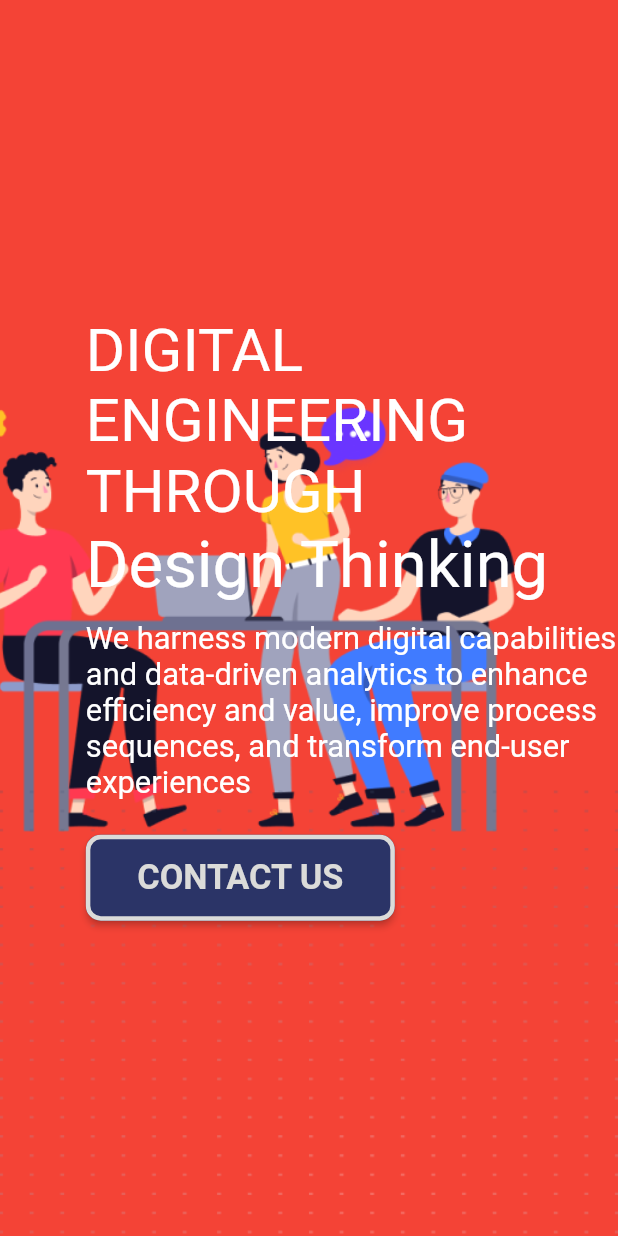
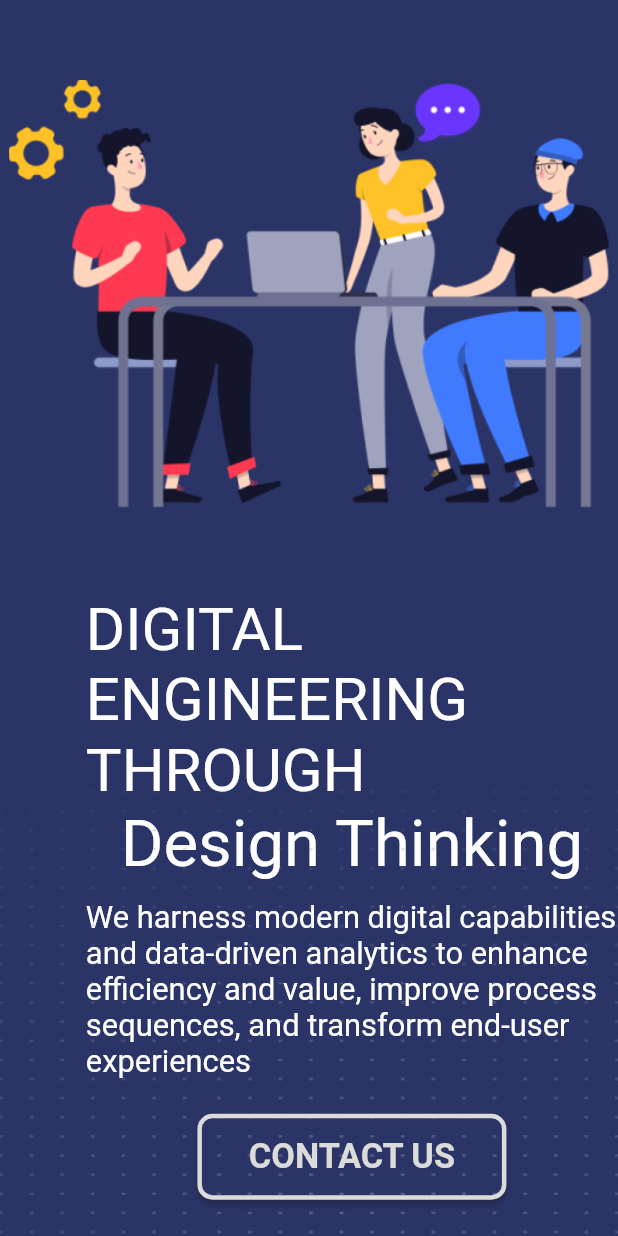
Before and after one commit to kirtitusharsawant/planecodes, a Flutter app: the PageOneTablet widget shown alone on an empty page, opened directly, on a phone screen of 412 x 824 dp. Run offline on Flutter 3.47's test engine with Material 2 defaults, Android fonts, the light colour scheme and no system bars; drawn by our look-alikes of animated_text_kit; our stand-ins replace flutter_screenutil, get, google_fonts.

Commit message:
tablet ui done

```diff
--- a/lib/screens/page_one/tablet.dart
+++ b/lib/screens/page_one/tablet.dart
@@ -12,42 +12,25 @@ class PageOneTablet extends StatelessWidget {
   @override
   Widget build(BuildContext context) {
     return Container(
-      color: Colors.red,
+      color: blueColor,
       height: MediaQuery.of(context).size.height,
       width: double.infinity,
       child: Stack(
         children: [
-          Positioned(
-            bottom: 0,
-            top: 0,
-            right: 60.sp,
-            child: SizedBox(
+          Column(
+            mainAxisAlignment: MainAxisAlignment.center,
+            children: [
+              SizedBox(
                 height: 300.sp,
                 width: 350.sp,
                 child: Center(
                   child: Image.asset(pageOneImage),
                 ),
               ),
+              SizedBox(
+                height: 25.sp,
               ),
-          Positioned(
-            bottom: 0,
-            left: 0,
-            right: 0,
-            child: SizedBox(
-              height: 300,
-              width: double.infinity,
-              child: Image.asset(
-                pageOneDots,
-                fit: BoxFit.cover,
-              ),
-            ),
-          ),
-          Positioned(
-            top: 0,
-            bottom: 0,
-            right: 0,
-            left: 0,
-            child: SizedBox(
+              SizedBox(
                 width: double.infinity,
                 child: Container(
                   margin: EdgeInsets.only(left: 50.sp),
@@ -55,7 +38,6 @@ class PageOneTablet extends StatelessWidget {
                     // height: 440.sp,
                     // width: 850.sp,
                     child: Column(
-                    crossAxisAlignment: CrossAxisAlignment.start,
                       mainAxisAlignment: MainAxisAlignment.center,
                       children: [
                         CommonUI.commonTitle(
@@ -79,10 +61,25 @@ class PageOneTablet extends StatelessWidget {
                         SizedBox(
                           height: 20.sp,
                         ),
-                      CommonUI.commonElevatedButton(buttontext: pageOneButton),
+                        CommonUI.commonElevatedButton(
+                            buttontext: pageOneButton),
                       ],
                     ),
                   ),
+                ),
+              ),
+            ],
+          ),
+          Positioned(
+            bottom: 0,
+            left: 0,
+            right: 0,
+            child: SizedBox(
+              height: 300,
+              width: double.infinity,
+              child: Image.asset(
+                pageOneDots,
+                fit: BoxFit.cover,
               ),
             ),
           ),
```
Lines whose indentation alone changed are shown as unchanged.
